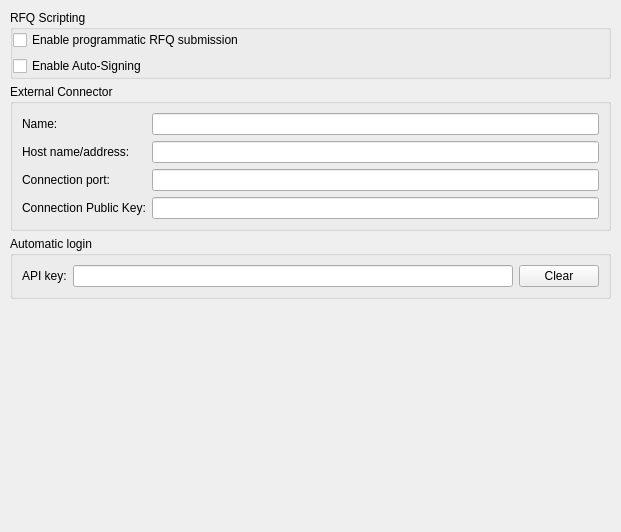
BlockSettle/terminal, file BlockSettleUILib/Settings/APISettingsPage.ui: the form before one commit.
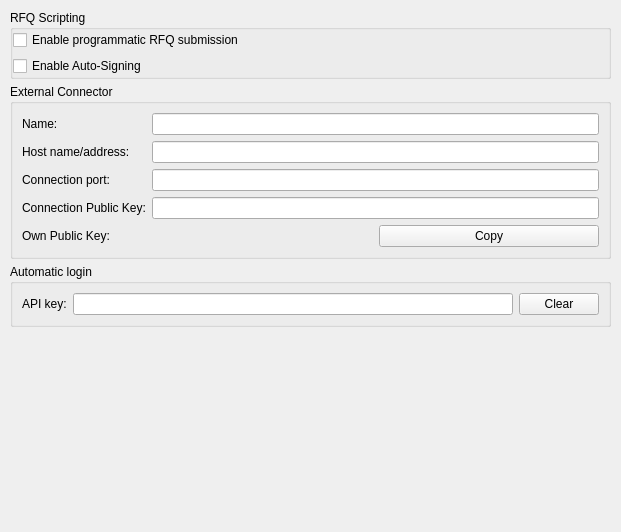
The form after the commit.

Patch:
```diff
--- a/BlockSettleUILib/Settings/APISettingsPage.ui
+++ b/BlockSettleUILib/Settings/APISettingsPage.ui
@@ -75,6 +75,16 @@
      <layout class="QVBoxLayout" name="verticalLayout_3">
       <item>
        <layout class="QFormLayout" name="formLayout">
+        <item row="0" column="0">
+         <widget class="QLabel" name="label_4">
+          <property name="text">
+           <string>Name:</string>
+          </property>
+         </widget>
+        </item>
+        <item row="0" column="1">
+         <widget class="QLineEdit" name="lineEditConnName"/>
+        </item>
         <item row="1" column="0">
          <widget class="QLabel" name="label">
           <property name="text">
@@ -105,15 +115,36 @@
         <item row="3" column="1">
          <widget class="QLineEdit" name="lineEditConnPubKey"/>
         </item>
-        <item row="0" column="0">
-         <widget class="QLabel" name="label_4">
+        <item row="4" column="0">
+         <widget class="QLabel" name="label_6">
           <property name="text">
-           <string>Name:</string>
+           <string>Own Public Key:</string>
           </property>
          </widget>
         </item>
-        <item row="0" column="1">
-         <widget class="QLineEdit" name="lineEditConnName"/>
+        <item row="4" column="1">
+         <layout class="QHBoxLayout" name="horizontalLayout_2">
+          <item>
+           <widget class="QLabel" name="labelOwnPubKey">
+            <property name="sizePolicy">
+             <sizepolicy hsizetype="Preferred" vsizetype="Preferred">
+              <horstretch>0</horstretch>
+              <verstretch>0</verstretch>
+             </sizepolicy>
+            </property>
+            <property name="text">
+             <string/>
+            </property>
+           </widget>
+          </item>
+          <item>
+           <widget class="QPushButton" name="pushButtonCopyOwnPubKey">
+            <property name="text">
+             <string>Copy</string>
+            </property>
+           </widget>
+          </item>
+         </layout>
         </item>
        </layout>
       </item>
```
